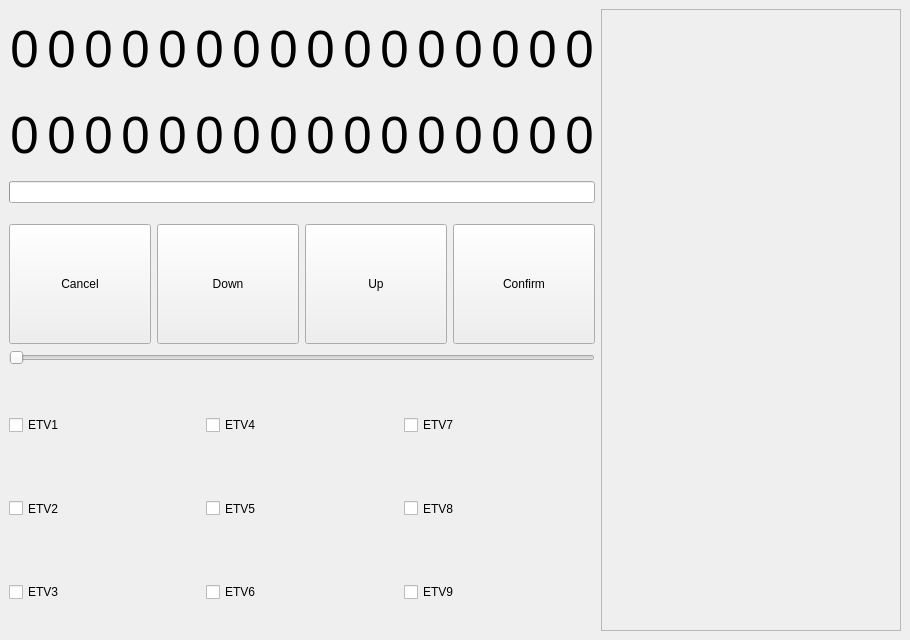
Before: the Qt Designer form code/lib/qt-lib/QtControlUnit.ui in Fantazzj/Arduino-watering-system, drawn with Qt 5.
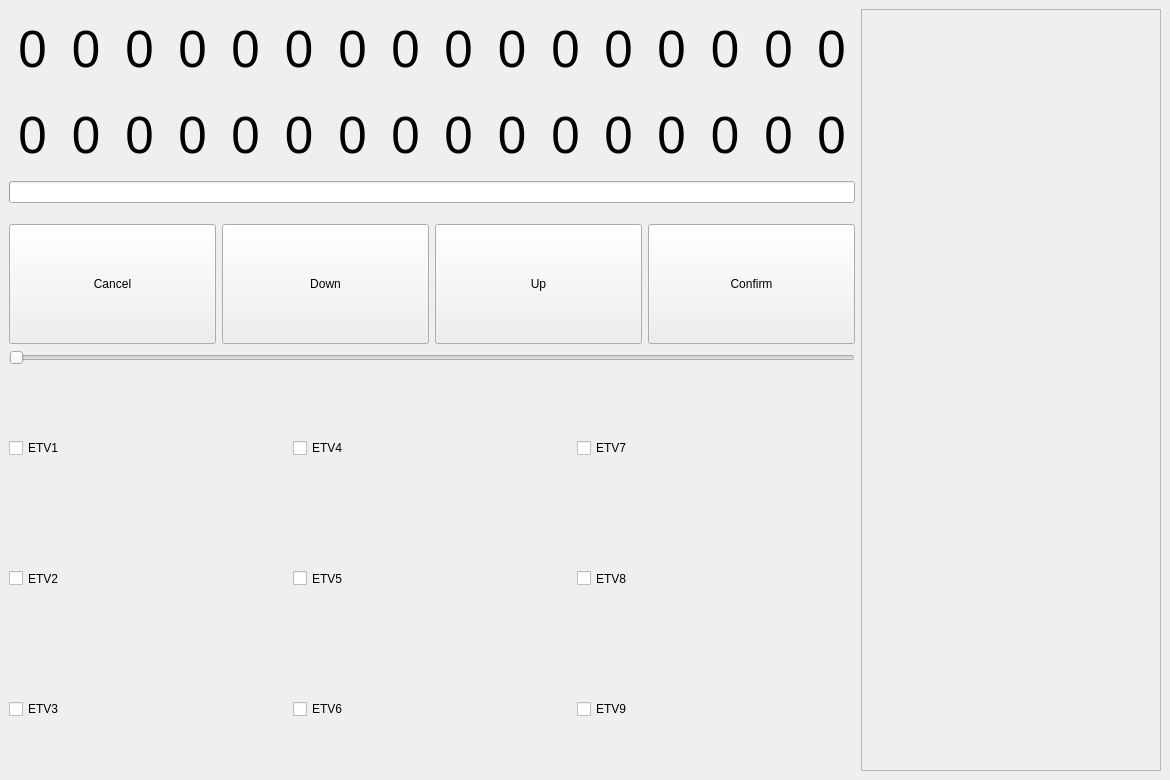
After: the same form once the commit is applied.

Commit message: increased UI size

Patch:
```diff
--- a/code/lib/qt-lib/QtControlUnit.ui
+++ b/code/lib/qt-lib/QtControlUnit.ui
@@ -9,8 +9,8 @@
    <rect>
     <x>0</x>
     <y>0</y>
-    <width>910</width>
-    <height>640</height>
+    <width>1170</width>
+    <height>780</height>
    </rect>
   </property>
   <property name="windowTitle">
```
